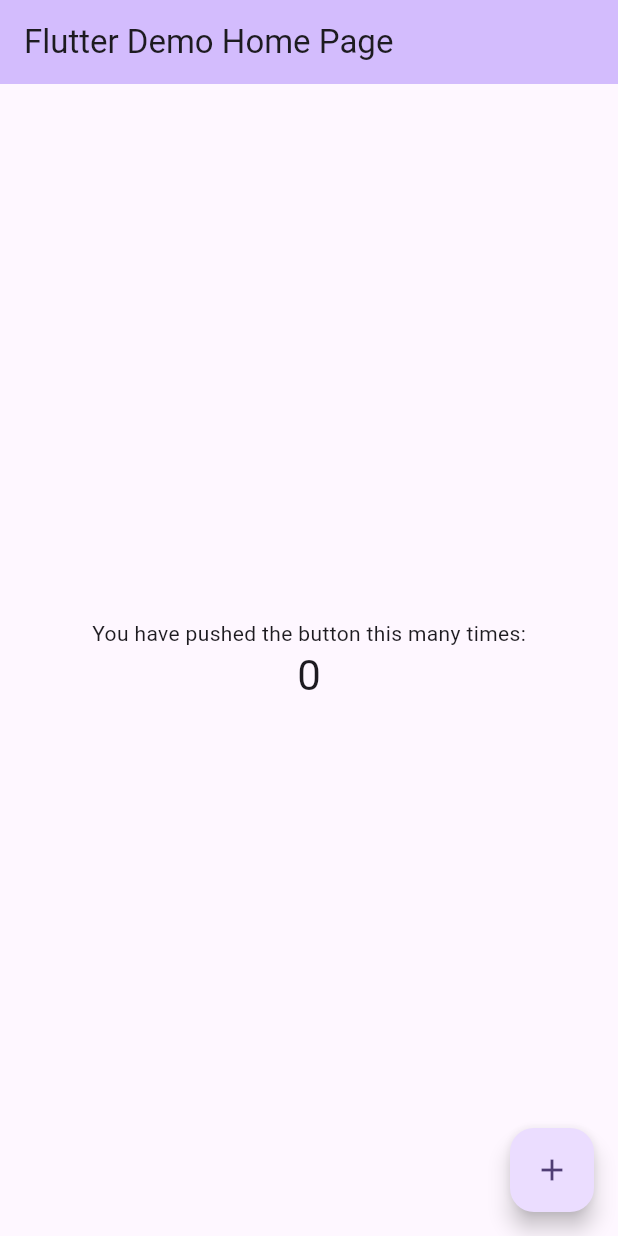
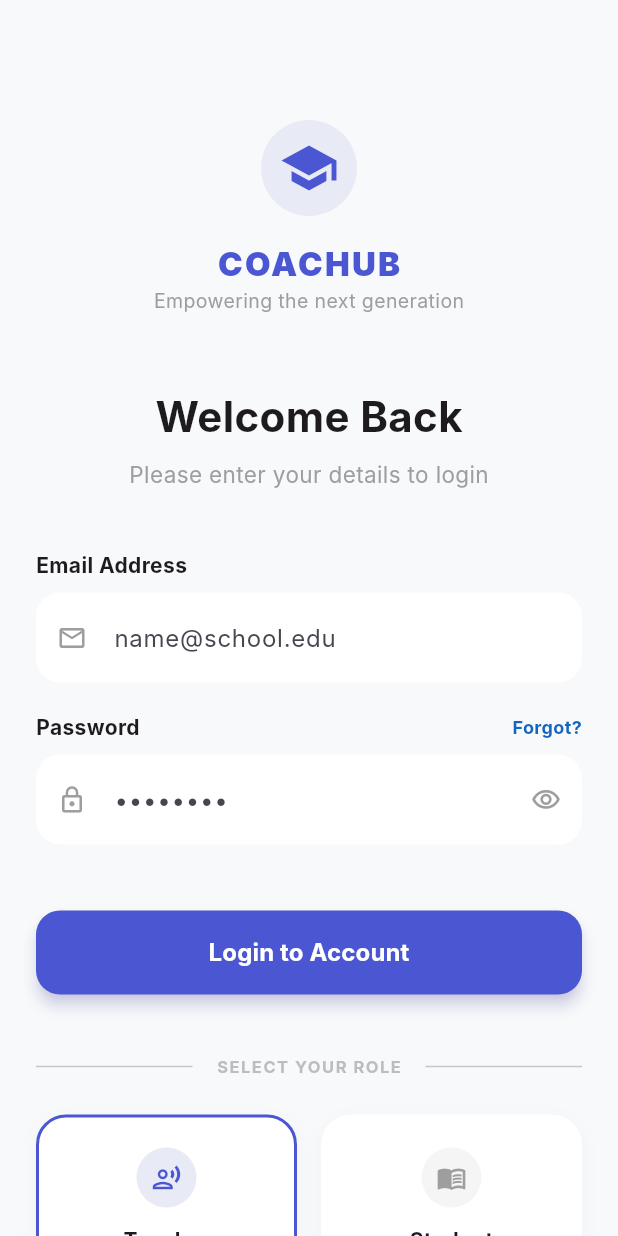
Before and after one commit to kalviumcommunity/S76-0126-Team01_Flutter_Firebase_CoachHub, a Flutter app: the screen it shows after launch, on a phone screen of 412 x 824 dp. Run offline on Flutter 3.47's test engine with Material 3 defaults, Android fonts, the phone set to English and light mode, and no system bars; Roboto replaces fonts that are missing (Inter).

Commit message:
Implemented Login and signup page in the app

```diff
--- a/lib/features/auth/presentation/pages/login_page.dart
+++ b/lib/features/auth/presentation/pages/login_page.dart
@@ -0,0 +1,167 @@
+import 'package:flutter/material.dart';
+
+class LoginPage extends StatefulWidget {
+  const LoginPage({super.key});
+
+  @override
+  State<LoginPage> createState() => _LoginPageState();
+}
+
+class _LoginPageState extends State<LoginPage> {
+  String selectedRole = 'Teacher';
+
+  @override
+  Widget build(BuildContext context) {
+    return Scaffold(
+      backgroundColor: const Color(0xFFF8F9FA),
+      body: SingleChildScrollView(
+        padding: const EdgeInsets.symmetric(horizontal: 24.0),
+        child: Column(
+          children: [
+            const SizedBox(height: 80),
+            Center(
+              child: Column(
+                children: [
+                  Container(
+                    padding: const EdgeInsets.all(12),
+                    decoration: const BoxDecoration(
+                      color: Color(0xFFE8EAF6),
+                      shape: BoxShape.circle,
+                    ),
+                    child: const Icon(Icons.school, color: Color(0xFF4B56D2), size: 40),
+                  ),
+                  const SizedBox(height: 16),
+                  const Text("COACHUB", style: TextStyle(fontSize: 22, fontWeight: FontWeight.w900, color: Color(0xFF4B56D2), letterSpacing: 1.5)),
+                  const Text("Empowering the next generation", style: TextStyle(color: Colors.grey, fontSize: 13)),
+                ],
+              ),
+            ),
+
+            const SizedBox(height: 48),
+            const Text("Welcome Back", style: TextStyle(fontSize: 28, fontWeight: FontWeight.bold)),
+            const SizedBox(height: 8),
+            const Text("Please enter your details to login", style: TextStyle(color: Colors.grey, fontSize: 15)),
+
+            const SizedBox(height: 40),
+            _buildInputField("Email Address", "name@school.edu", icon: Icons.email_outlined),
+            _buildInputField("Password", "••••••••", icon: Icons.lock_outline, isPassword: true, showForgot: true),
+
+            const SizedBox(height: 24),
+            SizedBox(
+              width: double.infinity,
+              height: 56,
+              child: ElevatedButton(
+                onPressed: () {
+                  // Navigate to Dashboard on Login
+                  Navigator.pushReplacementNamed(context, '/dashboard');
+                },
+                style: ElevatedButton.styleFrom(
+                  backgroundColor: const Color(0xFF4B56D2),
+                  shape: RoundedRectangleBorder(borderRadius: BorderRadius.circular(16)),
+                  elevation: 4,
+                  shadowColor: const Color(0xFF4B56D2).withValues(alpha: 0.4),
+                ),
+                child: const Text("Login to Account", style: TextStyle(color: Colors.white, fontSize: 16, fontWeight: FontWeight.bold)),
+              ),
+            ),
+
+            const SizedBox(height: 40),
+            Row(
+              children: [
+                const Expanded(child: Divider()),
+                Padding(
+                  padding: const EdgeInsets.symmetric(horizontal: 16),
+                  child: Text("SELECT YOUR ROLE", style: TextStyle(color: Colors.grey[400], fontSize: 11, fontWeight: FontWeight.bold, letterSpacing: 1)),
+                ),
+                const Expanded(child: Divider()),
+              ],
+            ),
+            const SizedBox(height: 24),
+            Row(
+              children: [
+                Expanded(child: _buildRoleMiniCard('Teacher', 'Manage Class', Icons.record_voice_over_outlined)),
+                const SizedBox(width: 16),
+                Expanded(child: _buildRoleMiniCard('Student', 'Start Learning', Icons.menu_book_outlined)),
+              ],
+            ),
+
+            const SizedBox(height: 40),
+            // --- FIXED NAVIGATION SECTION ---
+            Row(
+              mainAxisAlignment: MainAxisAlignment.center,
+              children: [
+                const Text("Don't have an account? ", style: TextStyle(color: Colors.black54)),
+                GestureDetector(
+                  onTap: () {
+                    Navigator.pushNamed(context, '/signup');
+                  },
+                  child: const Text("Sign Up", style: TextStyle(color: Color(0xFF4B56D2), fontWeight: FontWeight.bold)),
+                ),
+              ],
+            ),
+            const SizedBox(height: 20),
+          ],
+        ),
+      ),
+    );
+  }
+
+  Widget _buildRoleMiniCard(String role, String subtitle, IconData icon) {
+    bool isSelected = selectedRole == role;
+    return GestureDetector(
+      onTap: () => setState(() => selectedRole = role),
+      child: Container(
+        padding: const EdgeInsets.symmetric(vertical: 20),
+        decoration: BoxDecoration(
+          color: Colors.white,
+          borderRadius: BorderRadius.circular(20),
+          border: Border.all(color: isSelected ? const Color(0xFF4B56D2) : Colors.transparent, width: 2),
+          boxShadow: [BoxShadow(color: Colors.black.withValues(alpha: 0.03), blurRadius: 10, offset: const Offset(0, 4))],
+        ),
+        child: Column(
+          children: [
+            CircleAvatar(
+              backgroundColor: isSelected ? const Color(0xFFE8EAF6) : const Color(0xFFF5F5F5),
+              child: Icon(icon, color: isSelected ? const Color(0xFF4B56D2) : Colors.grey, size: 20),
+            ),
+            const SizedBox(height: 12),
+            Text(role, style: const TextStyle(fontWeight: FontWeight.bold, fontSize: 14)),
+            Text(subtitle, style: TextStyle(color: Colors.grey[400], fontSize: 10)),
+          ],
+        ),
+      ),
+    );
+  }
+
+  Widget _buildInputField(String label, String hint, {required IconData icon, bool isPassword = false, bool showForgot = false}) {
+    return Padding(
+      padding: const EdgeInsets.only(bottom: 20),
+      child: Column(
+        crossAxisAlignment: CrossAxisAlignment.start,
+        children: [
+          Row(
+            mainAxisAlignment: MainAxisAlignment.spaceBetween,
+            children: [
+              Text(label, style: const TextStyle(fontWeight: FontWeight.bold, fontSize: 14)),
+              if (showForgot)
+                Text("Forgot?", style: TextStyle(color: Colors.blue[800], fontSize: 12, fontWeight: FontWeight.bold)),
+            ],
+          ),
+          const SizedBox(height: 8),
+          TextField(
+            obscureText: isPassword,
+            decoration: InputDecoration(
+              hintText: hint,
+              prefixIcon: Icon(icon, color: Colors.grey, size: 20),
+              filled: true,
+              fillColor: Colors.white,
+              suffixIcon: isPassword ? const Icon(Icons.visibility_outlined, color: Colors.grey, size: 20) : null,
+              border: OutlineInputBorder(borderRadius: BorderRadius.circular(16), borderSide: BorderSide.none),
+              contentPadding: const EdgeInsets.symmetric(vertical: 18),
+            ),
+          ),
+        ],
+      ),
+    );
+  }
+}
--- a/lib/main.dart
+++ b/lib/main.dart
@@ -1,122 +1,31 @@
 import 'package:flutter/material.dart';
+import 'package:s76_0126_team01_flutter_firebase_coachhub/features/auth/presentation/pages/login_page.dart';
+import 'package:s76_0126_team01_flutter_firebase_coachhub/features/auth/presentation/pages/onboarding_page.dart';
 
 void main() {
-  runApp(const MyApp());
+  runApp(const CoachubApp());
 }
 
-class MyApp extends StatelessWidget {
-  const MyApp({super.key});
+class CoachubApp extends StatelessWidget {
+  const CoachubApp({super.key});
 
-  // This widget is the root of your application.
   @override
   Widget build(BuildContext context) {
     return MaterialApp(
-      title: 'Flutter Demo',
+      title: 'Coachub',
+      debugShowCheckedModeBanner: false,
       theme: ThemeData(
-        // This is the theme of your application.
-        //
-        // TRY THIS: Try running your application with "flutter run". You'll see
-        // the application has a purple toolbar. Then, without quitting the app,
-        // try changing the seedColor in the colorScheme below to Colors.green
-        // and then invoke "hot reload" (save your changes or press the "hot
-        // reload" button in a Flutter-supported IDE, or press "r" if you used
-        // the command line to start the app).
-        //
-        // Notice that the counter didn't reset back to zero; the application
-        // state is not lost during the reload. To reset the state, use hot
-        // restart instead.
-        //
-        // This works for code too, not just values: Most code changes can be
-        // tested with just a hot reload.
-        colorScheme: .fromSeed(seedColor: Colors.deepPurple),
+        primaryColor: const Color(0xFF4B56D2),
+        useMaterial3: true,
+        fontFamily: 'Inter', // If you have added Inter to pubspec.yaml
       ),
-      home: const MyHomePage(title: 'Flutter Demo Home Page'),
+      // Define the starting page
+      initialRoute: '/',
+      routes: {
+        '/': (context) => const LoginPage(),
+        '/signup': (context) => const SignUpPage(),
+        '/dashboard': (context) => const LoginPage(),
+      },
     );
   }
 }
-
-class MyHomePage extends StatefulWidget {
-  const MyHomePage({super.key, required this.title});
-
-  // This widget is the home page of your application. It is stateful, meaning
-  // that it has a State object (defined below) that contains fields that affect
-  // how it looks.
-
-  // This class is the configuration for the state. It holds the values (in this
-  // case the title) provided by the parent (in this case the App widget) and
-  // used by the build method of the State. Fields in a Widget subclass are
-  // always marked "final".
-
-  final String title;
-
-  @override
-  State<MyHomePage> createState() => _MyHomePageState();
-}
-
-class _MyHomePageState extends State<MyHomePage> {
-  int _counter = 0;
-
-  void _incrementCounter() {
-    setState(() {
-      // This call to setState tells the Flutter framework that something has
-      // changed in this State, which causes it to rerun the build method below
-      // so that the display can reflect the updated values. If we changed
-      // _counter without calling setState(), then the build method would not be
-      // called again, and so nothing would appear to happen.
-      _counter++;
-    });
-  }
-
-  @override
-  Widget build(BuildContext context) {
-    // This method is rerun every time setState is called, for instance as done
-    // by the _incrementCounter method above.
-    //
-    // The Flutter framework has been optimized to make rerunning build methods
-    // fast, so that you can just rebuild anything that needs updating rather
-    // than having to individually change instances of widgets.
-    return Scaffold(
-      appBar: AppBar(
-        // TRY THIS: Try changing the color here to a specific color (to
-        // Colors.amber, perhaps?) and trigger a hot reload to see the AppBar
-        // change color while the other colors stay the same.
-        backgroundColor: Theme.of(context).colorScheme.inversePrimary,
-        // Here we take the value from the MyHomePage object that was created by
-        // the App.build method, and use it to set our appbar title.
-        title: Text(widget.title),
-      ),
-      body: Center(
-        // Center is a layout widget. It takes a single child and positions it
-        // in the middle of the parent.
-        child: Column(
-          // Column is also a layout widget. It takes a list of children and
-          // arranges them vertically. By default, it sizes itself to fit its
-          // children horizontally, and tries to be as tall as its parent.
-          //
-          // Column has various properties to control how it sizes itself and
-          // how it positions its children. Here we use mainAxisAlignment to
-          // center the children vertically; the main axis here is the vertical
-          // axis because Columns are vertical (the cross axis would be
-          // horizontal).
-          //
-          // TRY THIS: Invoke "debug painting" (choose the "Toggle Debug Paint"
-          // action in the IDE, or press "p" in the console), to see the
-          // wireframe for each widget.
-          mainAxisAlignment: .center,
-          children: [
-            const Text('You have pushed the button this many times:'),
-            Text(
-              '$_counter',
-              style: Theme.of(context).textTheme.headlineMedium,
-            ),
-          ],
-        ),
-      ),
-      floatingActionButton: FloatingActionButton(
-        onPressed: _incrementCounter,
-        tooltip: 'Increment',
-        child: const Icon(Icons.add),
-      ),
-    );
-  }
-}
```
Also changed, not shown: lib/features/auth/presentation/pages/onboarding_page.dart (+164 -0 lines), 1 other file.
